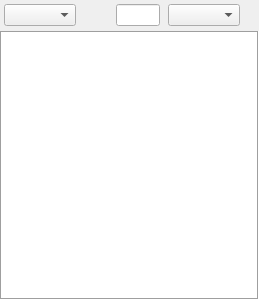
Old version of the form src/home/flibrary/gui/TreeView.ui in the repository heimdallr/books.
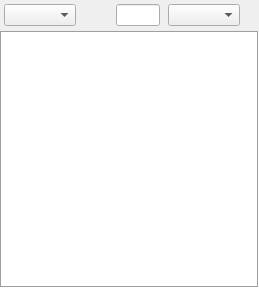
New version of the form. Icons and pictures are not drawn. Custom widgets are drawn as their Qt base class.

Diff of the .ui file:
```diff
--- a/src/home/flibrary/gui/TreeView.ui
+++ b/src/home/flibrary/gui/TreeView.ui
@@ -7,7 +7,7 @@
     <x>0</x>
     <y>0</y>
     <width>259</width>
-    <height>300</height>
+    <height>288</height>
    </rect>
   </property>
   <property name="windowTitle">
```
Left out of the diff: 4 changed lines with no effect on the pictures.
